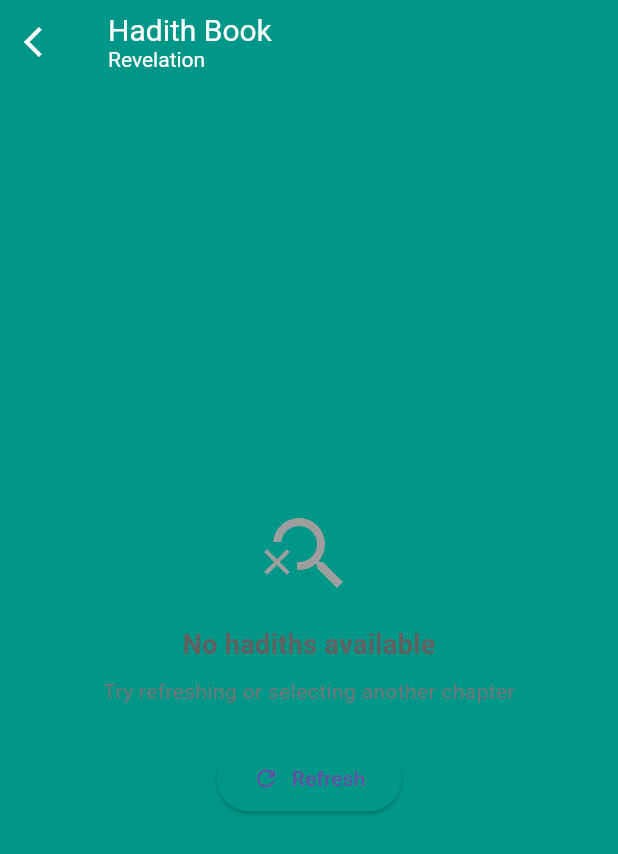
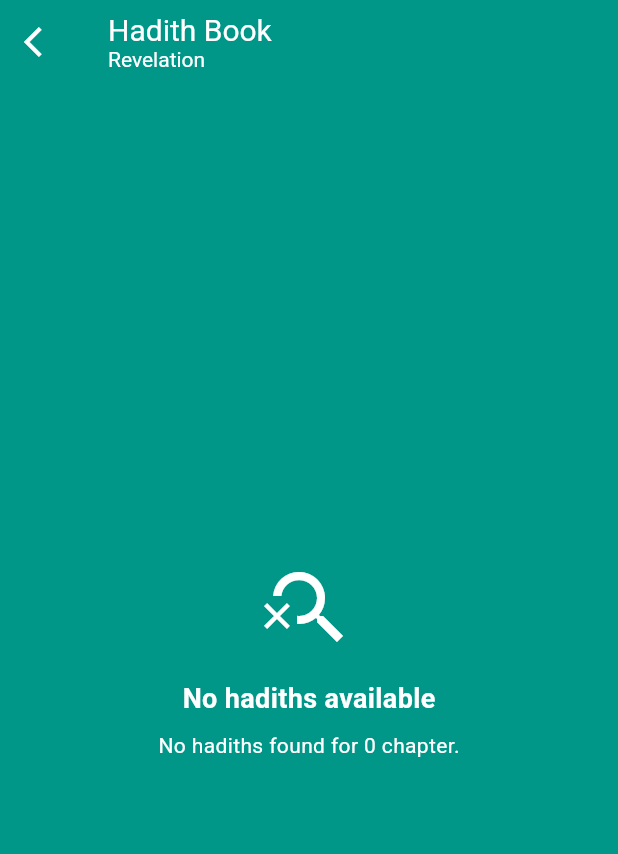
Before and after one commit to kawserfdev/Hadith-task, a Flutter app: the HadithPage screen opened directly with empty values, on a phone screen of 412 x 824 dp. Shown: the top 854 px of the screen. Run offline on Flutter 3.47's test engine with Material 3 defaults, Android fonts, the phone set to English and light mode, and no system bars; our stand-ins replace drift, get, sqflite; accounts and stored records are empty; generated files the repository leaves out were written again.

Commit message:
All Complete

```diff
--- a/lib/main.dart
+++ b/lib/main.dart
@@ -34,13 +34,14 @@ class MyApp extends StatelessWidget {
   @override
   Widget build(BuildContext context) {
     return GetMaterialApp(
+
       title: 'Al Hadith App',
       theme: ThemeData(
-        primarySwatch: Colors.teal,
+        primaryColor: const Color(0xFF1AA483),
         fontFamily: 'Roboto',
         appBarTheme: AppBarTheme(
           elevation: 0,
-          color: Colors.teal,
+          color: const Color(0xFF1AA483),
           titleTextStyle: TextStyle(color: Colors.white, fontSize: 20),
         ),
       ),
--- a/lib/presentation/pages/hadith_details_page.dart
+++ b/lib/presentation/pages/hadith_details_page.dart
@@ -42,7 +42,6 @@ class HadithPage extends StatelessWidget {
           icon: Icon(Icons.arrow_back_ios, color: Colors.white),
           onPressed: () => Navigator.pop(context),
         ),
-
       ),
       body: Obx(() {
         if (controller.isLoading.value) {
@@ -66,30 +65,20 @@ class HadithPage extends StatelessWidget {
             child: Column(
               mainAxisAlignment: MainAxisAlignment.center,
               children: [
-                Icon(Icons.search_off, size: 64, color: Colors.grey),
+                Icon(Icons.search_off, size: 64, color: Colors.white),
                 SizedBox(height: 16),
                 Text(
                   'No hadiths available',
                   style: TextStyle(
                     fontSize: 18,
                     fontWeight: FontWeight.bold,
-                    color: Colors.grey[700],
+                    color: Colors.white,
                   ),
                 ),
                 SizedBox(height: 8),
                 Text(
-                  'Try refreshing or selecting another chapter',
-                  style: TextStyle(color: Colors.grey[600]),
-                ),
-                SizedBox(height: 24),
-                ElevatedButton.icon(
-                  icon: Icon(Icons.refresh),
-                  label: Text('Refresh'),
-                  style: ElevatedButton.styleFrom(
-                    backgroundColor: bookColor,
-                    padding: EdgeInsets.symmetric(horizontal: 24, vertical: 12),
-                  ),
-                  onPressed: () => controller.fetchHadiths(),
+                  'No hadiths found for $chapterId chapter.',
+                  style: TextStyle(color: Colors.white),
                 ),
               ],
             ),
```
Also changed, not shown: pubspec.lock.
